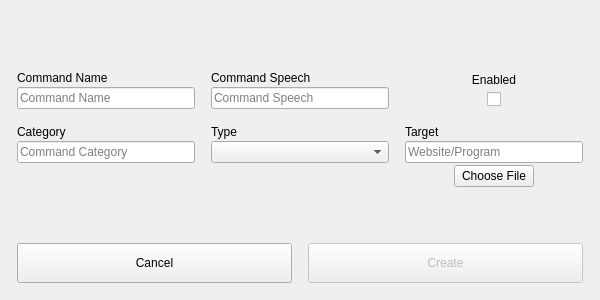
Old version of the form PyQt-GUIProject/dialogs/create_command.ui in the repository Notaweedle/Pro100_Voice_rec.
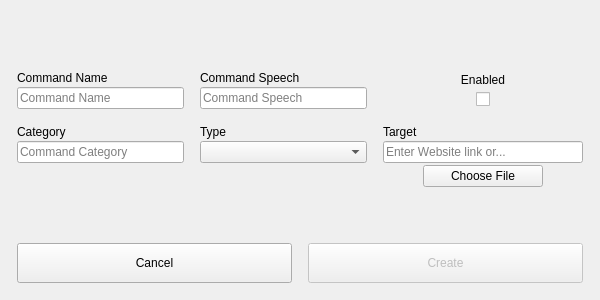
New version of the form.

Diff of the .ui file:
```diff
--- a/PyQt-GUIProject/dialogs/create_command.ui
+++ b/PyQt-GUIProject/dialogs/create_command.ui
@@ -209,7 +209,7 @@
             <bool>false</bool>
            </property>
            <property name="placeholderText">
-            <string>Website/Program</string>
+            <string>Enter Website link or...</string>
            </property>
            <property name="clearButtonEnabled">
             <bool>false</bool>
@@ -237,7 +237,7 @@
           <widget class="QPushButton" name="chooseTargetBtn">
            <property name="minimumSize">
             <size>
-             <width>80</width>
+             <width>120</width>
              <height>0</height>
             </size>
            </property>
```
